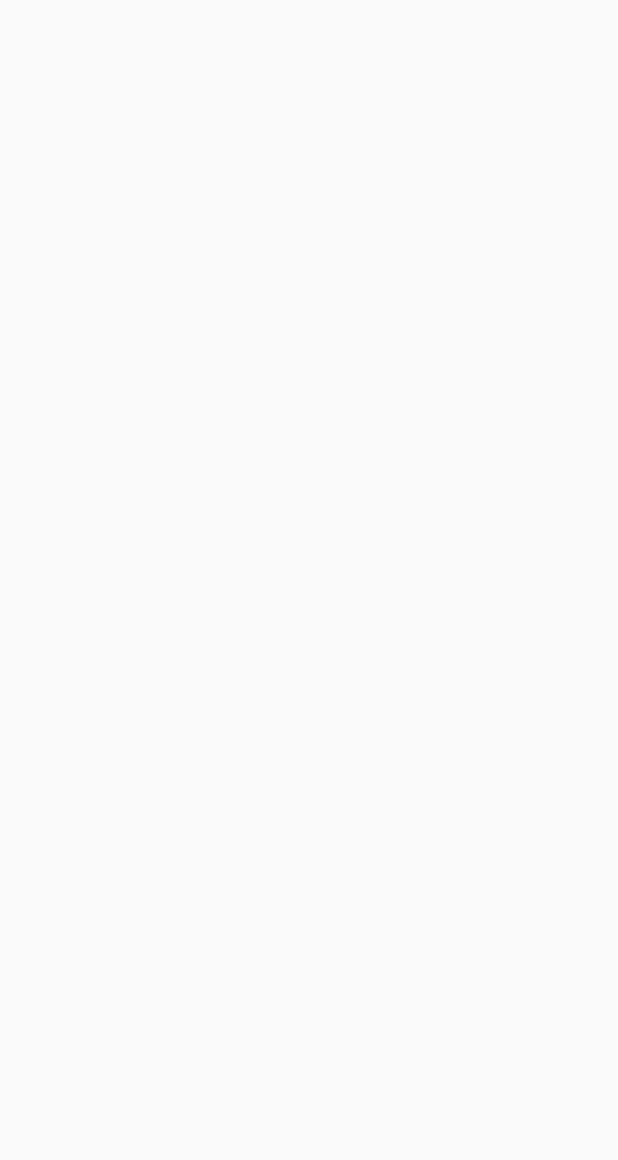
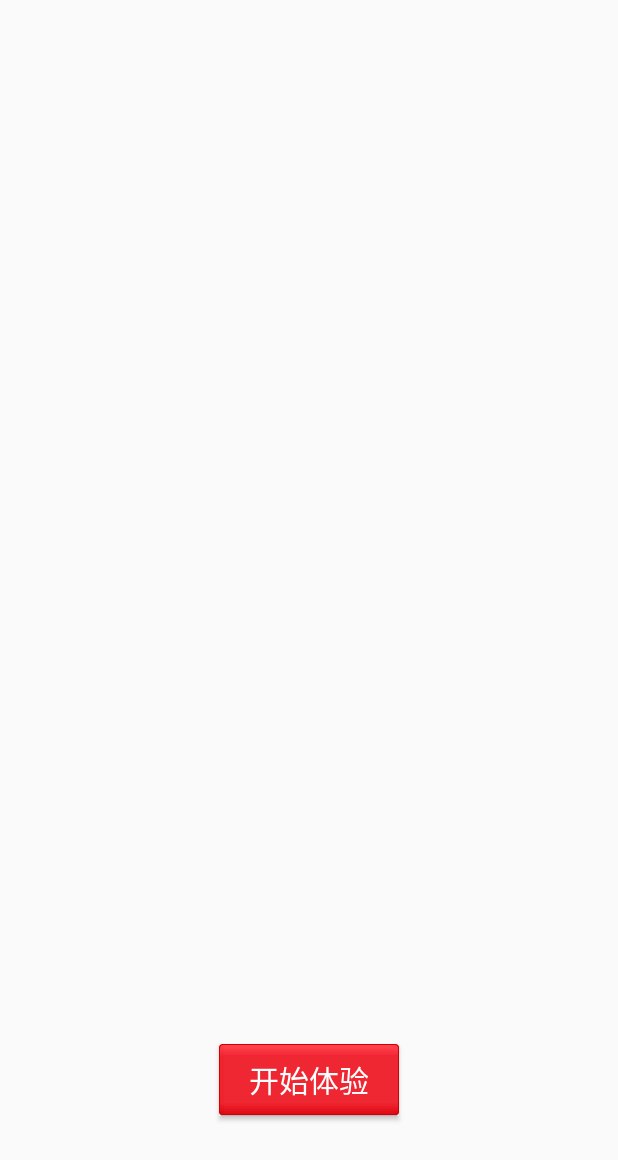
Before and after one commit to yzzhou/BeiJingNewS, an Android app: the screen it shows after launch (WelcomeActivity before the commit, GuideActivity after it), on a phone screen of 412 x 824 dp. Before the commit the part shown is empty. Shown: the top 1160 px of the screen. Run offline under Robolectric (Android 15) with nearby library versions, the phone set to English and light mode, and no system bars.

Commit message:
2_引导界面完成

```diff
--- a/app/src/main/AndroidManifest.xml
+++ b/app/src/main/AndroidManifest.xml
@@ -15,6 +15,7 @@
                 <category android:name="android.intent.category.LAUNCHER" />
             </intent-filter>
         </activity>
+        <activity android:name=".activity.activity.GuideActivity"></activity>
     </application>
 
 </manifest>
--- a/app/src/main/java/myapplication/beijingnews/activity/WelcomeActivity.java
+++ b/app/src/main/java/myapplication/beijingnews/activity/WelcomeActivity.java
@@ -1,5 +1,6 @@
 package myapplication.beijingnews.activity;
 
+import android.content.Intent;
 import android.os.Bundle;
 import android.support.v7.app.AppCompatActivity;
 import android.view.animation.AlphaAnimation;
@@ -10,6 +11,7 @@ import android.view.animation.ScaleAnimation;
 import android.widget.RelativeLayout;
 
 import myapplication.beijingnews.R;
+import myapplication.beijingnews.activity.activity.GuideActivity;
 
 public class WelcomeActivity extends AppCompatActivity {
     private RelativeLayout activity_main;
@@ -44,7 +46,8 @@ public class WelcomeActivity extends AppCompatActivity {
     private class MyAnimationListener implements Animation.AnimationListener {
         @Override
         public void onAnimationStart(Animation animation) {
-
+            Intent intent = new Intent(WelcomeActivity.this, GuideActivity.class);
+            startActivity(intent);
         }
 
         @Override
--- /dev/null
+++ b/app/src/main/java/myapplication/beijingnews/activity/activity/GuideActivity.java
@@ -0,0 +1,15 @@
+package myapplication.beijingnews.activity.activity;
+
+import android.os.Bundle;
+import android.support.v7.app.AppCompatActivity;
+
+import myapplication.beijingnews.R;
+
+public class GuideActivity extends AppCompatActivity {
+
+    @Override
+    protected void onCreate(Bundle savedInstanceState) {
+        super.onCreate(savedInstanceState);
+        setContentView(R.layout.activity_guide);
+    }
+}
--- /dev/null
+++ b/app/src/main/res/drawable/btn_start_main_selector.xml
@@ -0,0 +1,6 @@
+<?xml version="1.0" encoding="utf-8"?>
+<selector xmlns:android="http://schemas.android.com/apk/res/android">
+    <item android:state_pressed="false" android:drawable="@drawable/button_red_normal"></item>
+    <item android:state_pressed="true" android:drawable="@drawable/button_red_pressed"></item>
+
+    </selector>
--- /dev/null
+++ b/app/src/main/res/drawable/btn_start_main_textcolor_selector.xml
@@ -0,0 +1,5 @@
+<?xml version="1.0" encoding="utf-8"?>
+<selector xmlns:android="http://schemas.android.com/apk/res/android">
+    <item android:state_pressed="false" android:color="#ffffff"></item>
+    <item android:state_pressed="true" android:color="#000000"></item>
+</selector>
--- /dev/null
+++ b/app/src/main/res/layout/activity_guide.xml
@@ -0,0 +1,35 @@
+<?xml version="1.0" encoding="utf-8"?>
+<RelativeLayout xmlns:android="http://schemas.android.com/apk/res/android"
+    xmlns:tools="http://schemas.android.com/tools"
+    android:id="@+id/activity_guide"
+    android:layout_width="match_parent"
+    android:layout_height="match_parent"
+
+    tools:context="myapplication.beijingnews.activity.activity.GuideActivity">
+    <android.support.v4.view.ViewPager
+        android:id="@+id/viewpager"
+        android:layout_width="match_parent"
+        android:layout_height="wrap_content"/>
+        <Button
+            android:paddingLeft="20dp"
+            android:paddingRight="20dp"
+            android:text="开始体验"
+            android:textSize="20dp"
+            android:textColor="@drawable/btn_start_main_textcolor_selector"
+            android:background="@drawable/btn_start_main_selector"
+            android:id="@+id/btn_start_main"
+            android:layout_alignParentBottom="true"
+            android:layout_centerHorizontal="true"
+            android:layout_marginBottom="80dp"
+            android:layout_width="wrap_content"
+            android:layout_height="wrap_content" />
+    <LinearLayout
+        android:id="@+id/ll_group_point"
+        android:orientation="horizontal"
+        android:layout_alignParentBottom="true"
+        android:layout_centerHorizontal="true"
+        android:layout_marginBottom="40dp"
+        android:layout_width="wrap_content"
+        android:layout_height="wrap_content"></LinearLayout>
+
+</RelativeLayout>
```
Also changed, not shown: app/src/main/res/drawable-hdpi/button_red_normal.9.png (added), app/src/main/res/drawable-hdpi/button_red_pressed.9.png (added), app/src/main/res/drawable-hdpi/icon_150.png (added).
